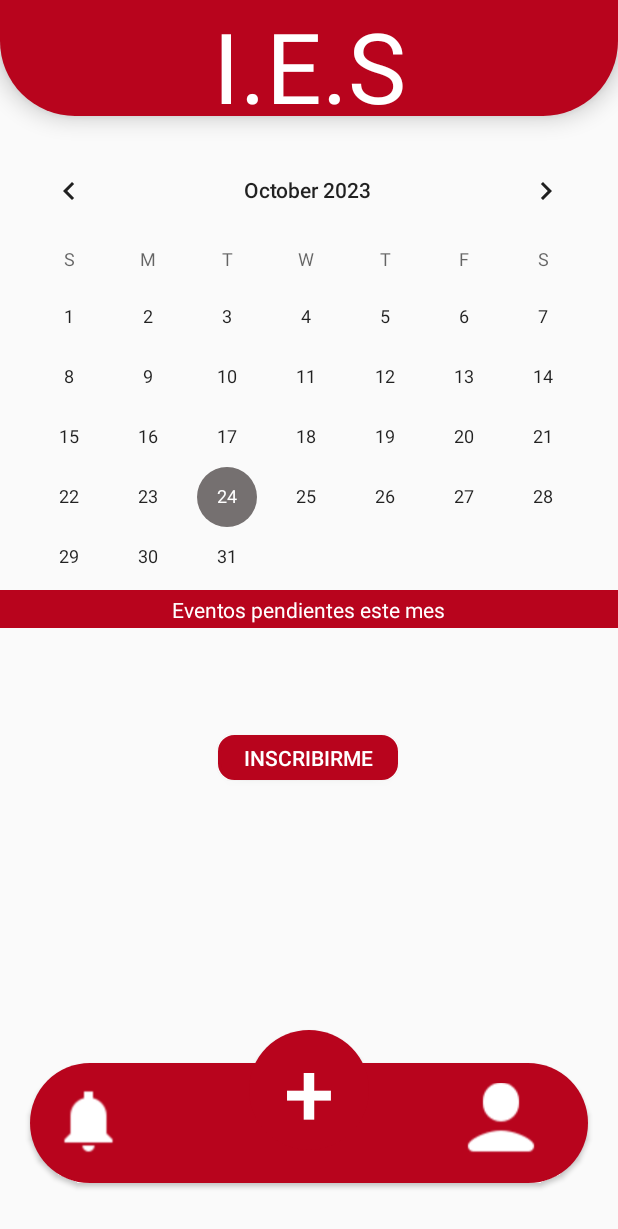
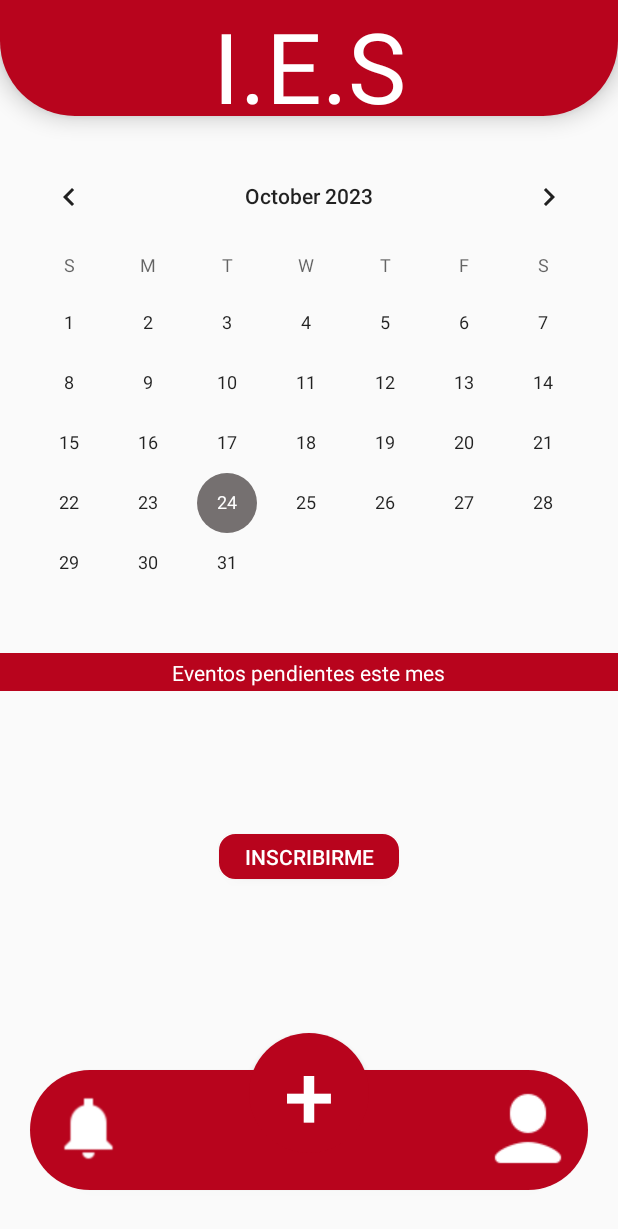
Before and after one commit to gonza613/Calendario, an Android app built with Jetpack Compose: the MainActivity screen opened directly, with no data from a screen before it, on a phone screen of 412 x 824 dp. Shown: the top 1229 px of the screen. Run offline under Robolectric (Android 15) with nearby library versions, the phone set to English and light mode, and no system bars.

Commit message:
Arreglos de posicionamiento

```diff
--- a/app/src/main/res/layout/activity_agregar_evento.xml
+++ b/app/src/main/res/layout/activity_agregar_evento.xml
@@ -55,6 +55,20 @@
         app:layout_constraintVertical_bias="0.137"
         tools:ignore="TouchTargetSizeCheck" />
 
+    <TextView
+        android:id="@+id/textView3"
+        android:layout_width="wrap_content"
+        android:layout_height="wrap_content"
+        android:layout_marginTop="20dp"
+        android:layout_marginBottom="256dp"
+        android:text="Seleccionar dia del evento"
+        app:layout_constraintBottom_toBottomOf="parent"
+        app:layout_constraintEnd_toEndOf="parent"
+        app:layout_constraintHorizontal_bias="0.497"
+        app:layout_constraintStart_toStartOf="parent"
+        app:layout_constraintTop_toTopOf="parent"
+        app:layout_constraintVertical_bias="0.311" />
+
     <CalendarView
         android:id="@+id/calendarView"
         android:layout_width="410dp"
@@ -68,20 +82,6 @@
         app:layout_constraintVertical_bias="1.0"
         android:theme="@style/CustomCalendarView"
         />
-
-    <TextView
-        android:id="@+id/textView3"
-        android:layout_width="wrap_content"
-        android:layout_height="wrap_content"
-        android:layout_marginTop="20dp"
-        android:layout_marginBottom="256dp"
-        android:text="Seleccionar dia del evento"
-        app:layout_constraintBottom_toBottomOf="parent"
-        app:layout_constraintEnd_toEndOf="parent"
-        app:layout_constraintHorizontal_bias="0.497"
-        app:layout_constraintStart_toStartOf="parent"
-        app:layout_constraintTop_toTopOf="parent"
-        app:layout_constraintVertical_bias="0.311" />
 
     <Button
         android:id="@+id/seleccionNotificacion"
--- a/app/src/main/res/layout/activity_main.xml
+++ b/app/src/main/res/layout/activity_main.xml
@@ -39,6 +39,7 @@
     </FrameLayout>
 
     <FrameLayout
+
         android:id="@+id/BarraInferior"
         android:layout_width="0dp"
         android:layout_height="80dp"
@@ -54,16 +55,6 @@
         app:layout_constraintVertical_bias="0.892">
 
         <ImageButton
-            android:id="@+id/imageButton"
-            android:layout_width="47dp"
-            android:layout_height="48dp"
-            android:background="@android:color/transparent"
-            android:translationX="290dp"
-            android:translationY="13dp"
-            app:srcCompat="@drawable/icons8_usuario_60"
-            tools:ignore="TouchTargetSizeCheck,SpeakableTextPresentCheck" />
-
-        <ImageButton
             android:id="@+id/imageButton2"
             android:layout_width="wrap_content"
             android:layout_height="wrap_content"
@@ -72,6 +63,17 @@
             android:translationY="15dp"
             app:srcCompat="@drawable/icons8_campana_48"
             tools:ignore="SpeakableTextPresentCheck" />
+
+        <ImageButton
+            android:id="@+id/imageButton"
+            android:layout_width="wrap_content"
+            android:layout_height="wrap_content"
+            android:layout_gravity="end|center"
+            android:layout_marginRight="10dp"
+            android:background="@android:color/transparent"
+            app:srcCompat="@drawable/icons8_usuario_60"
+            tools:ignore="TouchTargetSizeCheck,SpeakableTextPresentCheck" />
+
     </FrameLayout>
 
     <!-- Barra inferior del calendario -->
@@ -91,14 +93,14 @@
 
     <CalendarView
         android:id="@+id/calendarView"
-        android:layout_width="410dp"
-        android:layout_height="300dp"
+        android:layout_width="match_parent"
+        android:layout_height="wrap_content"
         app:layout_constraintBottom_toBottomOf="parent"
         app:layout_constraintEnd_toEndOf="parent"
-        app:layout_constraintHorizontal_bias="0.0"
+        app:layout_constraintHorizontal_bias="0"
         app:layout_constraintStart_toStartOf="parent"
         app:layout_constraintTop_toTopOf="parent"
-        app:layout_constraintVertical_bias="0.178" />
+        app:layout_constraintVertical_bias="0.200" />
 
     <TextView
         android:id="@+id/textView"
@@ -154,10 +156,10 @@
         android:textColor="@color/white"
         app:layout_constraintBottom_toBottomOf="parent"
         app:layout_constraintEnd_toEndOf="parent"
-        app:layout_constraintHorizontal_bias="0.498"
+        app:layout_constraintHorizontal_bias="0.500"
         app:layout_constraintStart_toStartOf="parent"
         app:layout_constraintTop_toTopOf="parent"
-        app:layout_constraintVertical_bias="0.617" />
+        app:layout_constraintVertical_bias="0.700" />
 
 
     <!-- Titulo IES pantalla home -->
```
